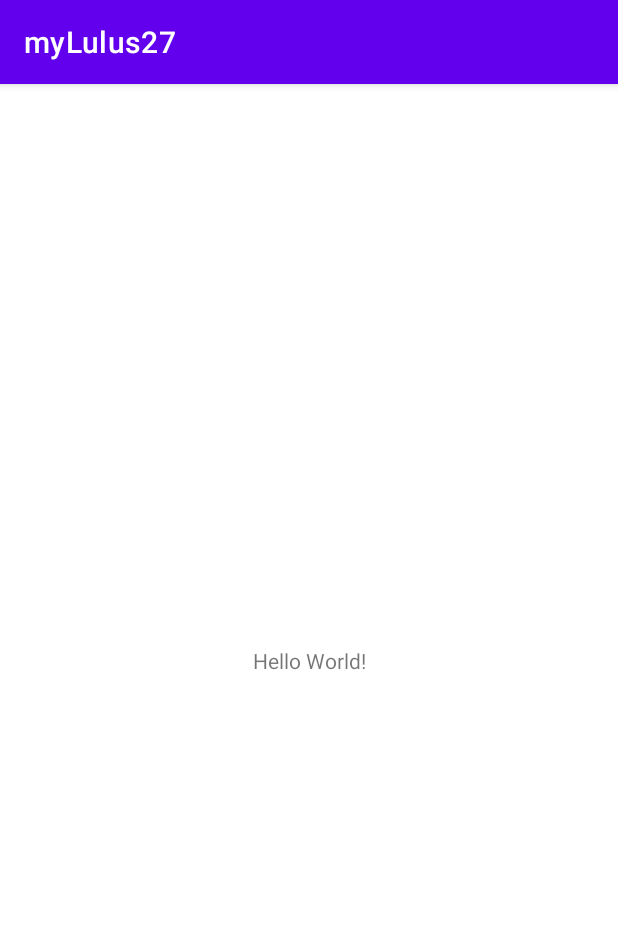
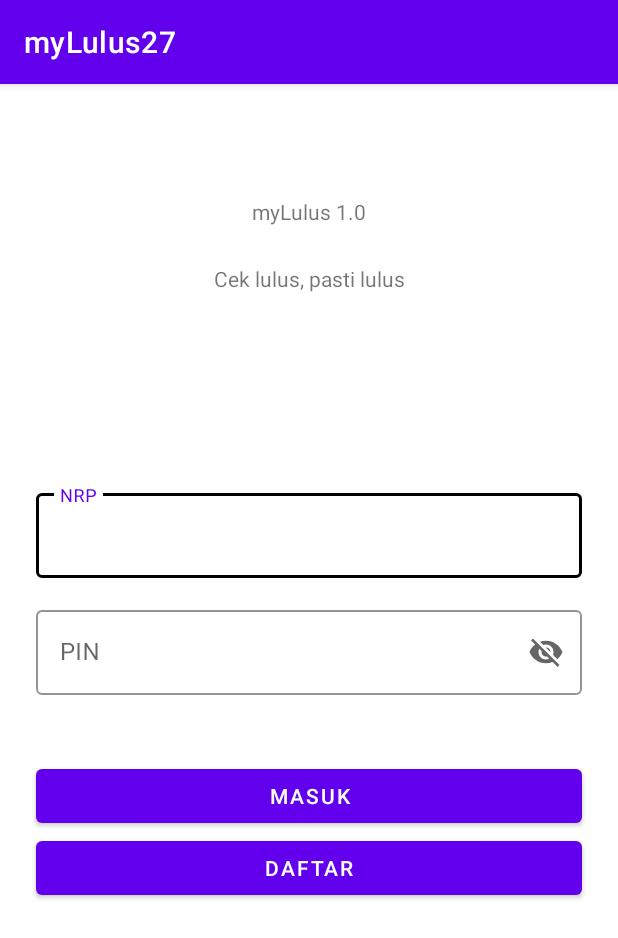
Before and after one commit to kennethmanuel/myLulus27, an Android app: the screen it shows after launch (MainActivity), on a phone screen of 412 x 824 dp. Shown: the top 938 px of the screen. Run offline under Robolectric (Android 15) with nearby library versions, the phone set to English and light mode, and no system bars; our stand-ins replace Volley.

Commit message:
Menambahkan fitur Login

```diff
--- a/app/build.gradle
+++ b/app/build.gradle
@@ -1,6 +1,7 @@
 plugins {
     id 'com.android.application'
     id 'kotlin-android'
+    id 'kotlin-android-extensions'
 }
 
 android {
@@ -33,13 +34,16 @@ android {
 }
 
 dependencies {
-
+    implementation "androidx.viewpager2:viewpager2:1.0.0"
     implementation "org.jetbrains.kotlin:kotlin-stdlib:$kotlin_version"
     implementation 'androidx.core:core-ktx:1.3.2'
     implementation 'androidx.appcompat:appcompat:1.2.0'
     implementation 'com.google.android.material:material:1.3.0'
-    implementation 'androidx.constraintlayout:constraintlayout:2.0.4'
+    implementation 'androidx.constraintlayout:constraintlayout:2.0.2'
+    implementation 'androidx.legacy:legacy-support-v4:1.0.0'
     testImplementation 'junit:junit:4.+'
     androidTestImplementation 'androidx.test.ext:junit:1.1.2'
     androidTestImplementation 'androidx.test.espresso:espresso-core:3.3.0'
+    implementation 'com.android.volley:volley:1.1.1'
+    implementation 'com.squareup.picasso:picasso:2.71828'
 }
--- a/app/src/main/AndroidManifest.xml
+++ b/app/src/main/AndroidManifest.xml
@@ -1,14 +1,16 @@
 <?xml version="1.0" encoding="utf-8"?>
 <manifest xmlns:android="http://schemas.android.com/apk/res/android"
     package="com.nmp.myapplication">
-
+    <!-- Agar aplikasi dapat membaca data melalui internet, perlu permision internet access -->
+    <uses-permission android:name="android.permission.INTERNET" />
     <application
         android:allowBackup="true"
         android:icon="@mipmap/ic_launcher"
         android:label="@string/app_name"
         android:roundIcon="@mipmap/ic_launcher_round"
         android:supportsRtl="true"
-        android:theme="@style/Theme.MyLulus27">
+        android:theme="@style/Theme.MyLulus27"
+        android:usesCleartextTraffic="true">
         <activity android:name=".MainActivity">
             <intent-filter>
                 <action android:name="android.intent.action.MAIN" />
--- a/app/src/main/java/com/nmp/myapplication/MainActivity.kt
+++ b/app/src/main/java/com/nmp/myapplication/MainActivity.kt
@@ -2,10 +2,50 @@ package com.nmp.myapplication
 
 import androidx.appcompat.app.AppCompatActivity
 import android.os.Bundle
+import android.util.Log
+import android.widget.Toast
+import com.android.volley.Request
+import com.android.volley.toolbox.StringRequest
+import com.android.volley.toolbox.Volley
+import kotlinx.android.synthetic.main.activity_main.*
+import org.json.JSONObject
 
 class MainActivity : AppCompatActivity() {
     override fun onCreate(savedInstanceState: Bundle?) {
         super.onCreate(savedInstanceState)
         setContentView(R.layout.activity_main)
+
+        btnMasuk.setOnClickListener {
+            val nrp = inputNRP.text.toString()
+            val pin = inputPin.text.toString()
+
+            if (nrp.isNotEmpty() && pin.isNotEmpty()) {
+                val q = Volley.newRequestQueue(this)
+                val url = "http://10.0.2.2/mylulus/cek_login.php"
+                val stringRequest = object : StringRequest(
+                    Method.POST,
+                    url,
+                    {
+                        Log.d("Login", it.toString())
+                    },
+                    {
+                        Toast.makeText(this, it.message.toString(), Toast.LENGTH_SHORT).show()
+                    }
+                ) {
+                    override fun getParams(): MutableMap<String, String> {
+                        val params = HashMap<String, String>()
+                        params["submit"] = "Data exists."
+                        params["nrp"] = nrp
+                        params["pin"] = pin
+
+                        return params
+                    }
+
+                }
+                q.add(stringRequest)
+            } else {
+                Toast.makeText(this, "NRP atau/dan Pin harus diisi terlebih dahulu!", Toast.LENGTH_SHORT).show()
+            }
+        }
     }
 }
--- a/app/src/main/res/layout/activity_main.xml
+++ b/app/src/main/res/layout/activity_main.xml
@@ -9,10 +9,92 @@
     <TextView
         android:layout_width="wrap_content"
         android:layout_height="wrap_content"
-        android:text="Hello World!"
+        android:text="myLulus 1.0"
         app:layout_constraintBottom_toBottomOf="parent"
         app:layout_constraintLeft_toLeftOf="parent"
         app:layout_constraintRight_toRightOf="parent"
-        app:layout_constraintTop_toTopOf="parent" />
+        app:layout_constraintTop_toTopOf="parent"
+        app:layout_constraintVertical_bias="0.101" />
+
+    <TextView
+        android:id="@+id/textView"
+        android:layout_width="wrap_content"
+        android:layout_height="wrap_content"
+        android:text="Cek lulus, pasti lulus"
+        app:layout_constraintBottom_toBottomOf="parent"
+        app:layout_constraintLeft_toLeftOf="parent"
+        app:layout_constraintRight_toRightOf="parent"
+        app:layout_constraintTop_toTopOf="parent"
+        app:layout_constraintVertical_bias="0.16" />
+
+    <Button
+        android:id="@+id/btnMasuk"
+        android:layout_width="0dp"
+        android:layout_height="wrap_content"
+        android:layout_marginStart="24dp"
+        android:layout_marginTop="43dp"
+        android:layout_marginEnd="24dp"
+        android:text="Masuk"
+        app:layout_constraintEnd_toEndOf="parent"
+        app:layout_constraintStart_toStartOf="parent"
+        app:layout_constraintTop_toBottomOf="@+id/txtPin" />
+
+    <Button
+        android:id="@+id/btnDaftar"
+        android:layout_width="0dp"
+        android:layout_height="wrap_content"
+        android:layout_marginStart="24dp"
+        android:layout_marginEnd="24dp"
+        android:text="Daftar"
+        app:layout_constraintEnd_toEndOf="parent"
+        app:layout_constraintStart_toStartOf="parent"
+        app:layout_constraintTop_toBottomOf="@+id/btnMasuk" />
+
+    <com.google.android.material.textfield.TextInputLayout
+        android:id="@+id/txtNRP"
+        style="@style/Widget.MaterialComponents.TextInputLayout.OutlinedBox"
+        android:layout_width="match_parent"
+        android:layout_height="wrap_content"
+        android:layout_marginStart="24dp"
+        android:layout_marginTop="128dp"
+        android:layout_marginEnd="24dp"
+        android:hint="NRP"
+        app:boxBackgroundColor="#FFFFFF"
+        app:boxStrokeColor="#000000"
+        app:hintAnimationEnabled="true"
+        app:hintEnabled="true"
+        app:layout_constraintEnd_toEndOf="parent"
+        app:layout_constraintStart_toStartOf="parent"
+        app:layout_constraintTop_toBottomOf="@+id/textView">
+
+        <com.google.android.material.textfield.TextInputEditText
+            android:id="@+id/inputNRP"
+            android:layout_width="match_parent"
+            android:layout_height="wrap_content" />
+    </com.google.android.material.textfield.TextInputLayout>
+
+    <com.google.android.material.textfield.TextInputLayout
+        android:id="@+id/txtPin"
+        style="@style/Widget.MaterialComponents.TextInputLayout.OutlinedBox"
+        android:layout_width="match_parent"
+        android:layout_height="wrap_content"
+        android:layout_marginStart="24dp"
+        android:layout_marginTop="16dp"
+        android:layout_marginEnd="24dp"
+        android:hint="PIN"
+        app:boxBackgroundColor="@color/white"
+        app:boxStrokeColor="#000000"
+        app:endIconMode="password_toggle"
+        app:hintAnimationEnabled="true"
+        app:hintEnabled="true"
+        app:layout_constraintEnd_toEndOf="parent"
+        app:layout_constraintStart_toStartOf="parent"
+        app:layout_constraintTop_toBottomOf="@+id/txtNRP">
+
+        <com.google.android.material.textfield.TextInputEditText
+            android:id="@+id/inputPin"
+            android:layout_width="match_parent"
+            android:layout_height="wrap_content" />
+    </com.google.android.material.textfield.TextInputLayout>
 
 </androidx.constraintlayout.widget.ConstraintLayout>
```
